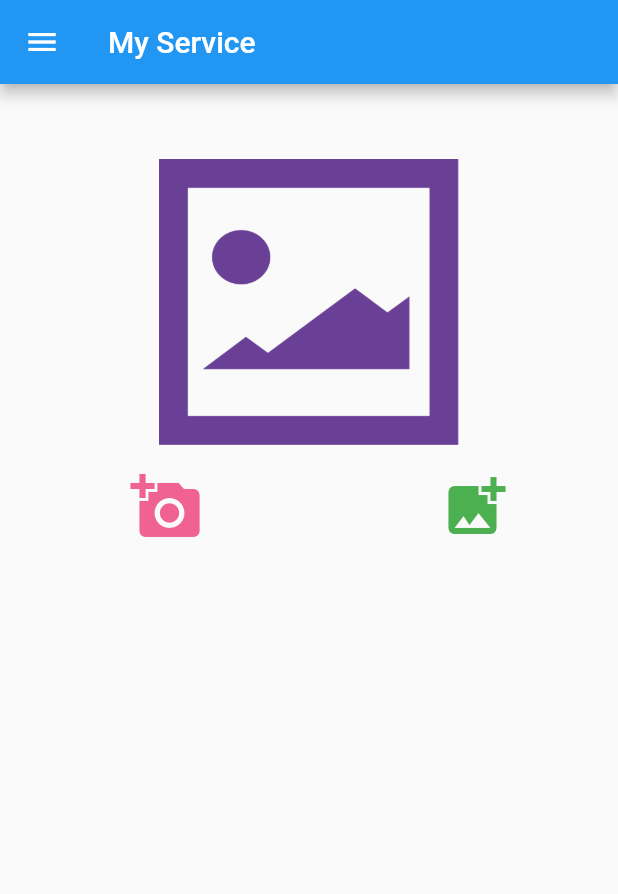
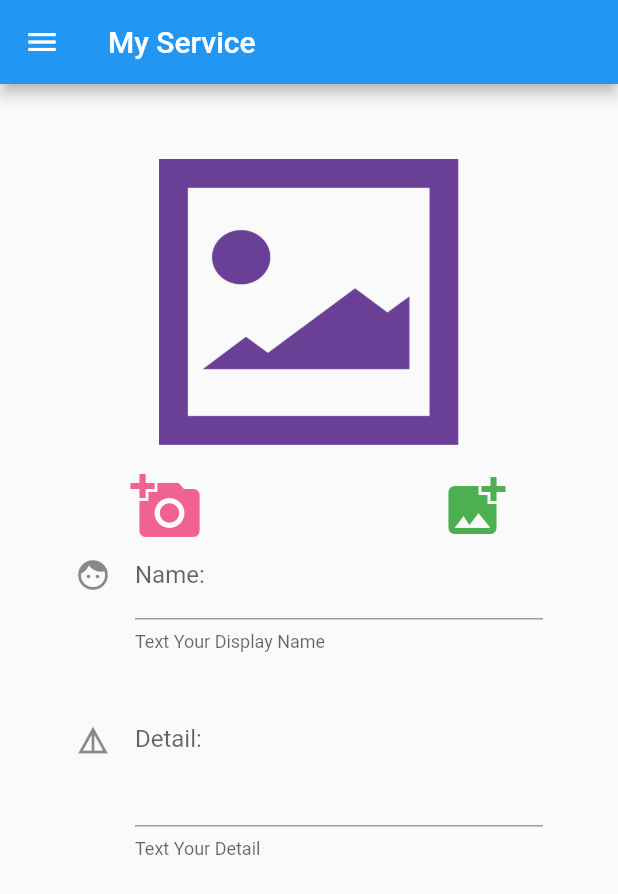
Before and after one commit to jakapun/poyunseen, a Flutter app: the screen it shows after launch, on a phone screen of 412 x 824 dp. Shown: the top 894 px of the screen. Run offline on Flutter 3.47's test engine with Material 2 defaults, Android fonts, the phone set to English and light mode, and no system bars; our stand-ins replace image_picker.

Commit message:
name & detail

```diff
--- a/lib/screens/form_page.dart
+++ b/lib/screens/form_page.dart
@@ -14,11 +14,42 @@ class _FormPageState extends State<FormPage> {
   File file;
 
   // method
+
+  Widget nameText() {
+    return Container(
+      margin: EdgeInsets.only(left: 50.0, right: 50.0),
+      child: TextFormField(
+        decoration: InputDecoration(
+          labelText: 'Name:',
+          helperText: 'Text Your Display Name',
+          hintText: 'English Only',
+          icon: Icon(Icons.face),
+        ),
+      ),
+    );
+  }
+
+  Widget detailText() {
+    return Container(
+      margin: EdgeInsets.only(left: 50.0, right: 50.0),
+      child: TextFormField(
+        keyboardType: TextInputType.multiline,
+        maxLines: 4,
+        decoration: InputDecoration(
+          labelText: 'Detail:',
+          helperText: 'Text Your Detail',
+          hintText: 'English Only',
+          icon: Icon(Icons.details),
+        ),
+      ),
+    );
+  }
+
   Widget showImage() {
     return Container(
       margin: EdgeInsets.only(top: 50.0),
       height: 200.0,
-      child: file == null ? Image.asset('images/pic.png') : Image.file(file) ,
+      child: file == null ? Image.asset('images/pic.png') : Image.file(file),
     );
   }
 
@@ -35,7 +66,11 @@ class _FormPageState extends State<FormPage> {
 
   Widget cameraButton() {
     return IconButton(
-      icon: Icon(Icons.add_a_photo, size: 48.0, color: Colors.pink.shade300,),
+      icon: Icon(
+        Icons.add_a_photo,
+        size: 48.0,
+        color: Colors.pink.shade300,
+      ),
       onPressed: () {
         cameraThread();
       },
@@ -43,31 +78,31 @@ class _FormPageState extends State<FormPage> {
   }
 
   // thread
-  Future<void> cameraThread()async{
-
+  Future<void> cameraThread() async {
     var imageObject = await ImagePicker.pickImage(source: ImageSource.camera);
     setState(() {
-       file = imageObject;
+      file = imageObject;
     });
-
   }
 
   Widget galleryButton() {
     return IconButton(
-      icon: Icon(Icons.add_photo_alternate, size: 48.0, color: Colors.green,),
+      icon: Icon(
+        Icons.add_photo_alternate,
+        size: 48.0,
+        color: Colors.green,
+      ),
       onPressed: () {
         galleryThread();
       },
     ); // Iconbutton == Click
   }
 
-  Future<void> galleryThread()async{
-
+  Future<void> galleryThread() async {
     var imageObject = await ImagePicker.pickImage(source: ImageSource.gallery);
     setState(() {
-       file = imageObject;
+      file = imageObject;
     });
-
   }
 
   @override
@@ -76,6 +111,8 @@ class _FormPageState extends State<FormPage> {
       children: <Widget>[
         showImage(),
         showButton(),
+        nameText(),
+        detailText(),
       ],
     );
   }
```
